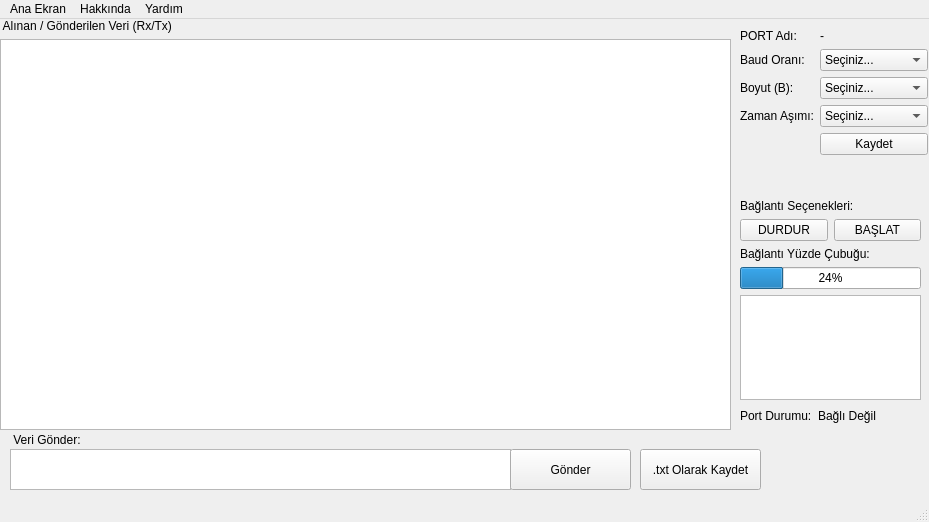
Before: the Qt Designer form qt.ui in mcagriaksoy/Serial-Communication-GUI-Program, drawn with Qt 5.
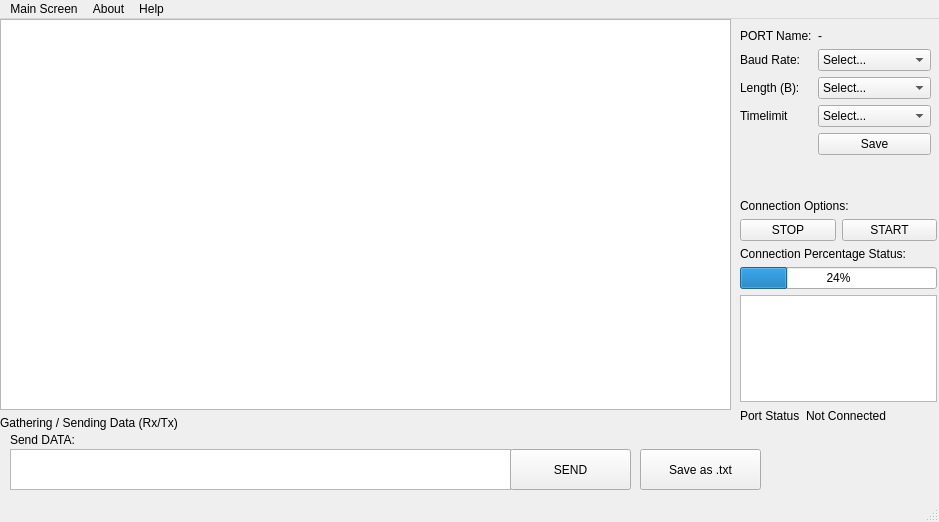
After: the same form once the commit is applied. Icons and pictures are not drawn.

```diff
--- a/qt.ui
+++ b/qt.ui
@@ -6,7 +6,7 @@
    <rect>
     <x>0</x>
     <y>0</y>
-    <width>929</width>
+    <width>939</width>
     <height>522</height>
    </rect>
   </property>
@@ -54,22 +54,22 @@
      <rect>
       <x>740</x>
       <y>10</y>
-      <width>188</width>
-      <height>162</height>
+      <width>191</width>
+      <height>171</height>
      </rect>
     </property>
     <layout class="QFormLayout" name="formLayout">
      <item row="0" column="0">
       <widget class="QLabel" name="label_2">
        <property name="text">
-        <string>PORT Adı:</string>
+        <string>PORT Name:</string>
        </property>
       </widget>
      </item>
      <item row="1" column="0">
       <widget class="QLabel" name="label_6">
        <property name="text">
-        <string>Baud Oranı:</string>
+        <string>Baud Rate:</string>
        </property>
       </widget>
      </item>
@@ -77,7 +77,7 @@
       <widget class="QComboBox" name="comboBox_1">
        <item>
         <property name="text">
-         <string>Seçiniz...</string>
+         <string>Select...</string>
         </property>
        </item>
        <item>
@@ -125,7 +125,7 @@
      <item row="2" column="0">
       <widget class="QLabel" name="label_7">
        <property name="text">
-        <string>Boyut (B):</string>
+        <string>Length (B):</string>
        </property>
       </widget>
      </item>
@@ -133,7 +133,7 @@
       <widget class="QComboBox" name="comboBox_2">
        <item>
         <property name="text">
-         <string>Seçiniz...</string>
+         <string>Select...</string>
         </property>
        </item>
        <item>
@@ -178,7 +178,7 @@
      <item row="4" column="1">
       <widget class="QPushButton" name="pushButton_4">
        <property name="text">
-        <string>Kaydet</string>
+        <string>Save</string>
        </property>
       </widget>
      </item>
@@ -186,7 +186,7 @@
       <widget class="QComboBox" name="comboBox">
        <item>
         <property name="text">
-         <string>Seçiniz...</string>
+         <string>Select...</string>
         </property>
        </item>
        <item>
@@ -234,7 +234,7 @@
      <item row="3" column="0">
       <widget class="QLabel" name="label_12">
        <property name="text">
-        <string>Zaman Aşımı:</string>
+        <string>Timelimit</string>
        </property>
       </widget>
      </item>
@@ -253,11 +253,11 @@
      <item row="1" column="0">
       <widget class="QLabel" name="label_3">
        <property name="text">
-        <string> Alınan / Gönderilen Veri (Rx/Tx)</string>
+        <string>Gathering / Sending Data (Rx/Tx)</string>
        </property>
       </widget>
      </item>
-     <item row="2" column="0">
+     <item row="0" column="0">
       <widget class="QTextEdit" name="textEdit_3"/>
      </item>
     </layout>
@@ -275,7 +275,7 @@
      <item row="0" column="0">
       <widget class="QLabel" name="label_4">
        <property name="text">
-        <string>Port Durumu:</string>
+        <string>Port Status</string>
        </property>
       </widget>
      </item>
@@ -285,7 +285,7 @@
         <string notr="true"/>
        </property>
        <property name="text">
-        <string>Bağlı Değil</string>
+        <string>Not Connected</string>
        </property>
       </widget>
      </item>
@@ -296,15 +296,15 @@
      <rect>
       <x>740</x>
       <y>180</y>
-      <width>181</width>
-      <height>201</height>
+      <width>197</width>
+      <height>203</height>
      </rect>
     </property>
     <layout class="QVBoxLayout" name="verticalLayout">
      <item>
       <widget class="QLabel" name="label_10">
        <property name="text">
-        <string>Bağlantı Seçenekleri:</string>
+        <string>Connection Options:</string>
        </property>
       </widget>
      </item>
@@ -313,14 +313,14 @@
        <item>
         <widget class="QPushButton" name="pushButton_2">
          <property name="text">
-          <string>DURDUR</string>
+          <string>STOP</string>
          </property>
         </widget>
        </item>
        <item>
         <widget class="QPushButton" name="pushButton">
          <property name="text">
-          <string>BAŞLAT</string>
+          <string>START</string>
          </property>
         </widget>
        </item>
@@ -329,7 +329,7 @@
      <item>
       <widget class="QLabel" name="label_8">
        <property name="text">
-        <string>Bağlantı Yüzde Çubuğu:</string>
+        <string>Connection Percentage Status:</string>
        </property>
       </widget>
      </item>
@@ -355,7 +355,7 @@
      </rect>
     </property>
     <property name="text">
-     <string>.txt Olarak Kaydet</string>
+     <string>Save as .txt</string>
     </property>
    </widget>
    <widget class="QLabel" name="label_9">
@@ -368,7 +368,7 @@
      </rect>
     </property>
     <property name="text">
-     <string> Veri Gönder:</string>
+     <string>Send DATA:</string>
     </property>
    </widget>
    <widget class="QTextEdit" name="textEdit_2">
@@ -391,7 +391,7 @@
      </rect>
     </property>
     <property name="text">
-     <string>Gönder</string>
+     <string>SEND</string>
     </property>
    </widget>
   </widget>
@@ -400,23 +400,23 @@
     <rect>
      <x>0</x>
      <y>0</y>
-     <width>929</width>
-     <height>21</height>
+     <width>939</width>
+     <height>26</height>
     </rect>
    </property>
    <widget class="QMenu" name="menuAna_Ekran">
     <property name="title">
-     <string>Ana Ekran</string>
+     <string>Main Screen</string>
     </property>
    </widget>
    <widget class="QMenu" name="menu_leti_im">
     <property name="title">
-     <string>Hakkında</string>
+     <string>About</string>
     </property>
    </widget>
    <widget class="QMenu" name="menuYard_m">
     <property name="title">
-     <string>Yardım</string>
+     <string>Help</string>
     </property>
    </widget>
    <addaction name="menuAna_Ekran"/>
```
Left out of the diff: 35 changed lines with no effect on the pictures.
